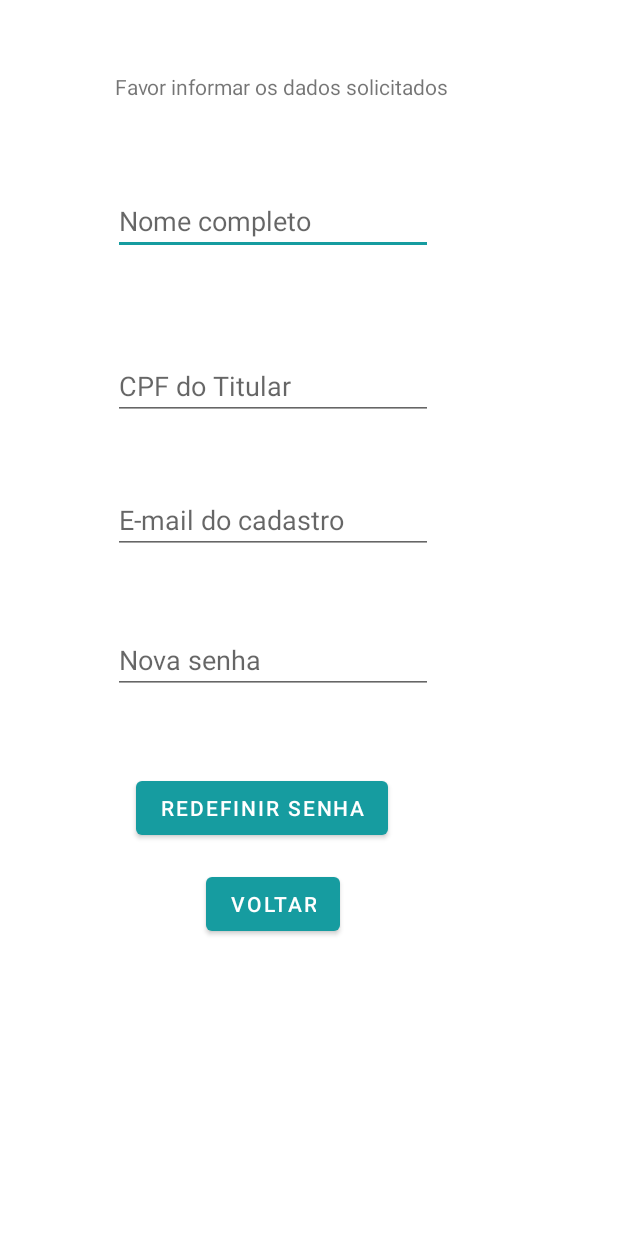
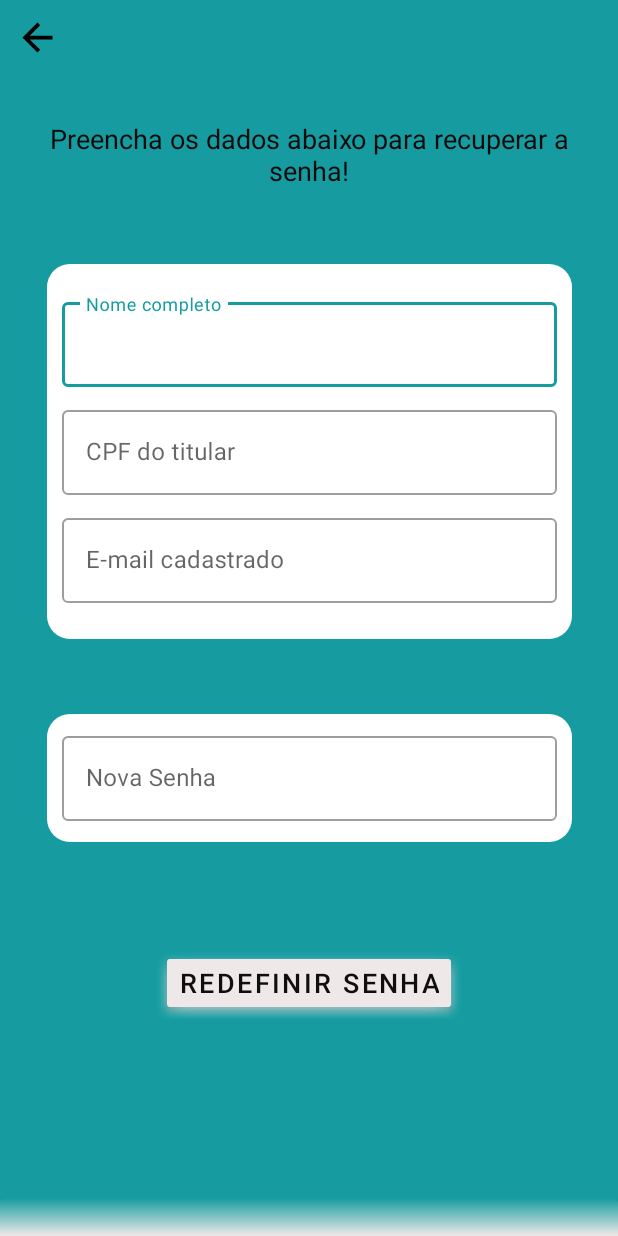
Before and after one commit to EAKerber/ProjetoSemestralLoja, an Android app: the RedefinirSenha screen opened directly, with no data from a screen before it, on a phone screen of 412 x 824 dp. Run offline under Robolectric (Android 15) with nearby library versions, the light colour scheme and no system bars; our stand-ins replace Firebase (no records; nobody signed in at launch, a user with empty details on screens opened directly).

Commit message:
Criado design da tela de recuperar senha.

```diff
--- a/app/src/main/java/com/example/projetosemestralloja/RedefinirSenha.java
+++ b/app/src/main/java/com/example/projetosemestralloja/RedefinirSenha.java
@@ -7,6 +7,7 @@ import android.view.WindowManager;
 import android.widget.ArrayAdapter;
 import android.widget.Button;
 import android.widget.EditText;
+import android.widget.ImageView;
 import android.widget.Toast;
 
 import androidx.annotation.NonNull;
@@ -28,7 +29,7 @@ public class RedefinirSenha extends AppCompatActivity {
     private EditText emailText;
     private EditText novaSenhaText;
     private Button redefinirSenhaButton;
-    private Button voltarButton;
+    private ImageView voltarButton;
 
     FirebaseDatabase firebaseDatabase;
     DatabaseReference databaseReference;
@@ -50,7 +51,7 @@ public class RedefinirSenha extends AppCompatActivity {
         emailText = (EditText)findViewById(R.id.Email);
         novaSenhaText = (EditText)findViewById(R.id.senha);
         redefinirSenhaButton = (Button)findViewById(R.id.RedefinirSenha);
-        voltarButton = (Button)findViewById(R.id.Voltar);
+        voltarButton = (ImageView)findViewById(R.id.Voltar);
         inicializarBanco();
 
         eventoDatabase();
--- /dev/null
+++ b/app/src/main/res/drawable-v24/retangulo_background_redefinir_senha.xml
@@ -0,0 +1,11 @@
+<?xml version="1.0" encoding="utf-8"?>
+<selector xmlns:android="http://schemas.android.com/apk/res/android">
+    <item>
+        <shape android:shape="rectangle">
+            <size android:height="250dp"
+                android:width="350dp"/>
+            <solid android:color="@color/white"/>
+            <corners android:radius="15dp"/>
+        </shape>
+    </item>
+</selector>
--- /dev/null
+++ b/app/src/main/res/drawable-v24/retangulo_background_redefinir_senhav2.xml
@@ -0,0 +1,11 @@
+<?xml version="1.0" encoding="utf-8"?>
+<selector xmlns:android="http://schemas.android.com/apk/res/android">
+    <item>
+        <shape android:shape="rectangle">
+            <size android:height="85dp"
+                android:width="350dp"/>
+            <solid android:color="@color/white"/>
+            <corners android:radius="15dp"/>
+        </shape>
+    </item>
+</selector>
--- a/app/src/main/res/layout/activity_criar_conta.xml
+++ b/app/src/main/res/layout/activity_criar_conta.xml
@@ -315,6 +315,7 @@
                 android:text="Criar Conta"
                 android:textColor="#100E0E"
                 android:textSize="18sp"
+                android:background="@android:drawable/dialog_holo_light_frame"
                 app:backgroundTint="#EFE8E8"/>//BtnCriarConta
 
             <androidx.constraintlayout.widget.ConstraintLayout
@@ -329,7 +330,7 @@
                     app:layout_constraintEnd_toEndOf="parent"
                     app:layout_constraintStart_toStartOf="parent"
                     app:layout_constraintTop_toTopOf="parent"
-                    app:srcCompat="@drawable/retangulo_background_tela_cadastrov4" />
+                    app:srcCompat="@drawable/retangulo_rodape_tela_cadastro_altsenha" />
             </androidx.constraintlayout.widget.ConstraintLayout>
             //Rodape
 
--- a/app/src/main/res/layout/activity_login_screen.xml
+++ b/app/src/main/res/layout/activity_login_screen.xml
@@ -67,9 +67,10 @@
         android:layout_height="wrap_content"
         android:clickable="true"
         android:text="Esqueceu a senha?"
-        android:textColor="#0B0A0A"
+        android:textColor="#000000"
+        android:textStyle="bold"
+        app:layout_constraintEnd_toEndOf="parent"
         app:layout_constraintHorizontal_bias="0.187"
-        app:layout_constraintEnd_toEndOf="parent"
         app:layout_constraintStart_toStartOf="parent"
         app:layout_constraintTop_toBottomOf="@+id/textInputLayout" />
 
@@ -89,12 +90,14 @@
         android:id="@+id/textView7"
         android:layout_width="wrap_content"
         android:layout_height="wrap_content"
+        android:layout_marginBottom="15dp"
         android:text="--------------------------  OU  --------------------------"
+        android:textColor="#000000"
+        android:textColorHint="#000000"
         android:textStyle="bold"
-        android:layout_marginBottom="15dp"
+        app:layout_constraintBottom_toTopOf="@id/continuar_sem_login"
         app:layout_constraintEnd_toEndOf="parent"
-        app:layout_constraintStart_toStartOf="parent"
-        app:layout_constraintBottom_toTopOf="@id/continuar_sem_login"/>
+        app:layout_constraintStart_toStartOf="parent" />
 
     <TextView
         android:id="@+id/continuar_sem_login"
@@ -102,11 +105,11 @@
         android:layout_height="wrap_content"
         android:layout_marginBottom="20dp"
         android:text="Continuar sem login"
-        android:textColor="#d5b9a1"
+        android:textColor="#F1D5BD"
         android:textSize="16sp"
+        app:layout_constraintBottom_toTopOf="@id/barraTelaLogin"
         app:layout_constraintEnd_toEndOf="parent"
-        app:layout_constraintStart_toStartOf="parent"
-        app:layout_constraintBottom_toTopOf="@id/barraTelaLogin" />
+        app:layout_constraintStart_toStartOf="parent" />
 
     <ImageView
         android:id="@+id/barraTelaLogin"
--- a/app/src/main/res/layout/activity_redefinir_senha.xml
+++ b/app/src/main/res/layout/activity_redefinir_senha.xml
@@ -4,98 +4,175 @@
     xmlns:tools="http://schemas.android.com/tools"
     android:layout_width="match_parent"
     android:layout_height="match_parent"
+    android:background="@color/cor3"
     tools:context=".RedefinirSenha">
 
-    <EditText
-        android:id="@+id/Nome"
+    <ScrollView
+        android:layout_width="match_parent"
+        android:layout_height="match_parent">
+
+        <LinearLayout
+            android:layout_width="match_parent"
+            android:layout_height="wrap_content"
+            android:orientation="vertical">
+
+            <ImageView
+                android:id="@+id/Voltar"
+                android:layout_width="30dp"
+                android:layout_height="30dp"
+                android:layout_marginStart="10dp"
+                android:layout_marginTop="10dp"
+                android:clickable="true"
+                app:srcCompat="@drawable/icon_voltar"
+                tools:ignore="VectorDrawableCompat" />//Botão voltar
+
+            <androidx.constraintlayout.widget.ConstraintLayout
+                android:id="@+id/blocoTexto"
                 android:layout_width="wrap_content"
                 android:layout_height="wrap_content"
-        android:ems="10"
-        android:hint="Nome completo"
-        android:inputType="textPersonName"
-        app:layout_constraintBottom_toBottomOf="parent"
-        app:layout_constraintEnd_toEndOf="parent"
-        app:layout_constraintHorizontal_bias="0.378"
-        app:layout_constraintStart_toStartOf="parent"
-        app:layout_constraintTop_toTopOf="parent"
-        app:layout_constraintVertical_bias="0.16" />
-
-    <EditText
-        android:id="@+id/Cpf"
-        android:layout_width="wrap_content"
-        android:layout_height="wrap_content"
-        android:ems="10"
-        android:hint="CPF do Titular"
-        android:inputType="textPersonName"
-        app:layout_constraintBottom_toBottomOf="parent"
-        app:layout_constraintEnd_toEndOf="parent"
-        app:layout_constraintHorizontal_bias="0.378"
-        app:layout_constraintStart_toStartOf="parent"
-        app:layout_constraintTop_toTopOf="parent"
-        app:layout_constraintVertical_bias="0.301" />
-
-    <EditText
-        android:id="@+id/Email"
-        android:layout_width="wrap_content"
-        android:layout_height="wrap_content"
-        android:ems="10"
-        android:hint="E-mail do cadastro"
-        android:inputType="textPersonName"
-        app:layout_constraintBottom_toBottomOf="parent"
-        app:layout_constraintEnd_toEndOf="parent"
-        app:layout_constraintHorizontal_bias="0.378"
-        app:layout_constraintStart_toStartOf="parent"
-        app:layout_constraintTop_toTopOf="parent"
-        app:layout_constraintVertical_bias="0.416" />
-
-    <EditText
-        android:id="@+id/senha"
-        android:layout_width="wrap_content"
-        android:layout_height="wrap_content"
-        android:ems="10"
-        android:hint="Nova senha"
-        android:inputType="textPersonName"
-        app:layout_constraintBottom_toBottomOf="parent"
-        app:layout_constraintEnd_toEndOf="parent"
-        app:layout_constraintHorizontal_bias="0.378"
-        app:layout_constraintStart_toStartOf="parent"
-        app:layout_constraintTop_toTopOf="parent"
-        app:layout_constraintVertical_bias="0.536" />
+                android:layout_gravity="center"
+                android:layout_marginTop="40dp">
 
                 <TextView
                     android:id="@+id/Titulo"
                     android:layout_width="wrap_content"
                     android:layout_height="wrap_content"
-        android:text="Favor informar os dados solicitados"
+                    android:gravity="center"
+                    android:paddingHorizontal="20dp"
+                    android:text="Preencha os dados abaixo para recuperar a senha!"
+                    android:textColor="#0B0A0A"
+                    android:textSize="18sp"
                     app:layout_constraintBottom_toBottomOf="parent"
                     app:layout_constraintEnd_toEndOf="parent"
-        app:layout_constraintHorizontal_bias="0.406"
+                    app:layout_constraintStart_toStartOf="parent"
+                    app:layout_constraintTop_toTopOf="parent" />
+            </androidx.constraintlayout.widget.ConstraintLayout>
+            //Bloco texto
+
+            <androidx.constraintlayout.widget.ConstraintLayout
+                android:id="@+id/blocoDados"
+                android:layout_width="match_parent"
+                android:layout_height="match_parent"
+                android:layout_gravity="center"
+                android:layout_marginTop="50dp">
+
+                <ImageView
+                    android:id="@+id/imageView2"
+                    android:layout_width="wrap_content"
+                    android:layout_height="wrap_content"
+                    app:layout_constraintBottom_toBottomOf="parent"
+                    app:layout_constraintEnd_toEndOf="parent"
                     app:layout_constraintStart_toStartOf="parent"
                     app:layout_constraintTop_toTopOf="parent"
-        app:layout_constraintVertical_bias="0.06" />
+                    app:srcCompat="@drawable/retangulo_background_redefinir_senha" />
 
-    <Button
-        android:id="@+id/Voltar"
+                <com.google.android.material.textfield.TextInputLayout
+                    android:id="@+id/TilNome"
+                    style="@style/Widget.MaterialComponents.TextInputLayout.OutlinedBox"
+                    android:layout_width="330dp"
+                    android:layout_height="wrap_content"
+                    android:layout_marginTop="20dp"
+                    app:layout_constraintEnd_toEndOf="parent"
+                    app:layout_constraintStart_toStartOf="parent"
+                    app:layout_constraintTop_toTopOf="parent">
+
+                    <com.google.android.material.textfield.TextInputEditText
+                        android:id="@+id/Nome"
+                        android:layout_width="match_parent"
+                        android:layout_height="wrap_content"
+                        android:hint="Nome completo" />
+                </com.google.android.material.textfield.TextInputLayout>
+
+                <com.google.android.material.textfield.TextInputLayout
+                    android:id="@+id/TilCpf"
+                    style="@style/Widget.MaterialComponents.TextInputLayout.OutlinedBox"
+                    android:layout_width="330dp"
+                    android:layout_height="wrap_content"
+                    android:layout_marginTop="10dp"
+                    app:layout_constraintEnd_toEndOf="parent"
+                    app:layout_constraintStart_toStartOf="parent"
+                    app:layout_constraintTop_toBottomOf="@id/TilNome">
+
+                    <com.google.android.material.textfield.TextInputEditText
+                        android:id="@+id/Cpf"
+                        android:layout_width="match_parent"
+                        android:layout_height="wrap_content"
+                        android:hint="CPF do titular" />
+                </com.google.android.material.textfield.TextInputLayout>
+
+                <com.google.android.material.textfield.TextInputLayout
+                    android:id="@+id/TilEmail"
+                    style="@style/Widget.MaterialComponents.TextInputLayout.OutlinedBox"
+                    android:layout_width="330dp"
+                    android:layout_height="wrap_content"
+                    android:layout_marginTop="10dp"
+                    app:layout_constraintEnd_toEndOf="parent"
+                    app:layout_constraintStart_toStartOf="parent"
+                    app:layout_constraintTop_toBottomOf="@id/TilCpf">
+
+                    <com.google.android.material.textfield.TextInputEditText
+                        android:id="@+id/Email"
+                        android:layout_width="match_parent"
+                        android:layout_height="wrap_content"
+                        android:hint="E-mail cadastrado" />
+                </com.google.android.material.textfield.TextInputLayout>
+            </androidx.constraintlayout.widget.ConstraintLayout>
+
+
+            <androidx.constraintlayout.widget.ConstraintLayout
+                android:id="@+id/blocoSenha"
+                android:layout_width="match_parent"
+                android:layout_height="match_parent"
+                android:layout_gravity="center"
+                android:layout_marginTop="50dp">
+
+                <ImageView
+                    android:id="@+id/imageView4"
                     android:layout_width="wrap_content"
                     android:layout_height="wrap_content"
-        android:text="Voltar"
-        app:layout_constraintBottom_toBottomOf="parent"
                     app:layout_constraintEnd_toEndOf="parent"
-        app:layout_constraintHorizontal_bias="0.426"
                     app:layout_constraintStart_toStartOf="parent"
                     app:layout_constraintTop_toTopOf="parent"
-        app:layout_constraintVertical_bias="0.746" />
+                    app:srcCompat="@drawable/retangulo_background_redefinir_senhav2" />
+
+                <com.google.android.material.textfield.TextInputLayout
+                    android:id="@+id/TilSenha"
+                    style="@style/Widget.MaterialComponents.TextInputLayout.OutlinedBox"
+                    android:layout_width="330dp"
+                    android:layout_height="wrap_content"
+                    android:layout_marginTop="09dp"
+                    app:layout_constraintEnd_toEndOf="parent"
+                    app:layout_constraintStart_toStartOf="parent"
+                    app:layout_constraintTop_toTopOf="parent">
+
+                    <com.google.android.material.textfield.TextInputEditText
+                        android:id="@+id/senha"
+                        android:layout_width="match_parent"
+                        android:layout_height="wrap_content"
+                        android:hint="Nova Senha" />
+                </com.google.android.material.textfield.TextInputLayout>
+            </androidx.constraintlayout.widget.ConstraintLayout>
+            //Bloco Senha
 
             <Button
                 android:id="@+id/RedefinirSenha"
                 android:layout_width="wrap_content"
                 android:layout_height="wrap_content"
+                android:layout_gravity="center"
+                android:layout_marginTop="70dp"
                 android:text="Redefinir senha"
+                android:textColor="#100E0E"
+                android:textSize="18sp"
+                android:background="@android:drawable/dialog_holo_light_frame"
+                app:backgroundTint="#EFE8E8"/>
+        </LinearLayout>
+    </ScrollView>
+    <ImageView
+        android:id="@+id/rodape"
+        android:layout_width="match_parent"
+        android:layout_height="25dp"
         app:layout_constraintBottom_toBottomOf="parent"
         app:layout_constraintEnd_toEndOf="parent"
-        app:layout_constraintHorizontal_bias="0.371"
         app:layout_constraintStart_toStartOf="parent"
-        app:layout_constraintTop_toTopOf="parent"
-        app:layout_constraintVertical_bias="0.663" />
-
+        app:srcCompat="@drawable/retangulo_rodape_tela_cadastro_altsenha" />
 </androidx.constraintlayout.widget.ConstraintLayout>
```
Also changed, not shown: app/src/main/res/drawable-xxhdpi/retangulo_rodape_tela_cadastro_altsenha.xml (renamed from app/src/main/res/drawable-xxhdpi/retangulo_background_tela_cadastrov4.xml). Lines whose indentation alone changed are shown as unchanged.
